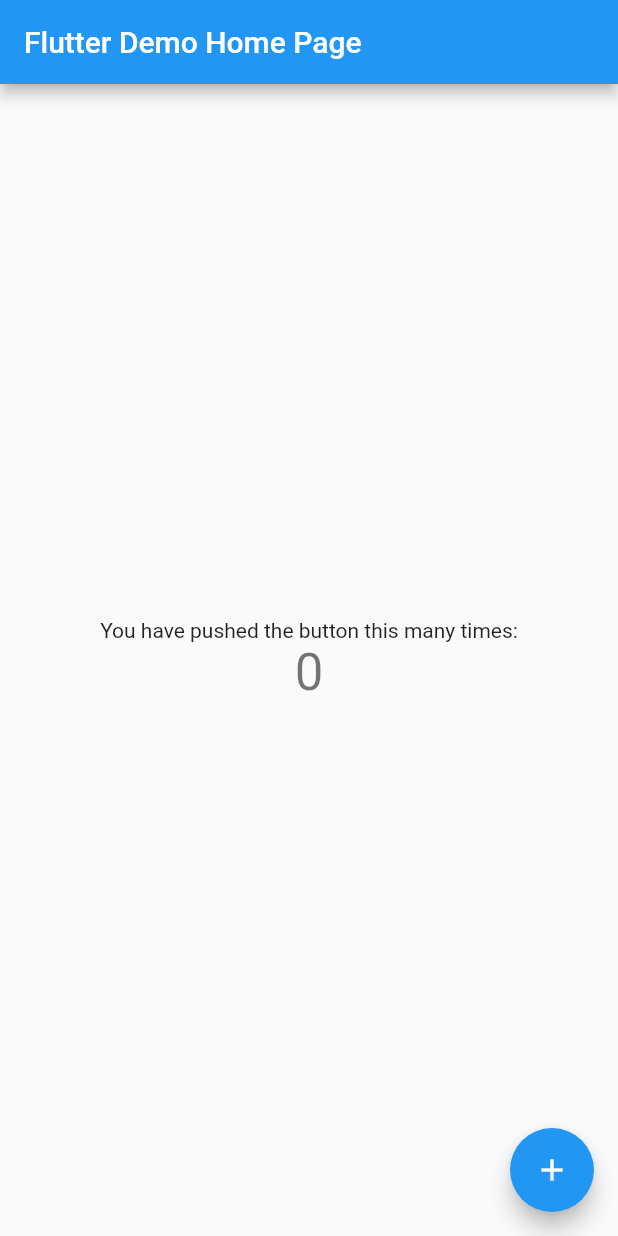
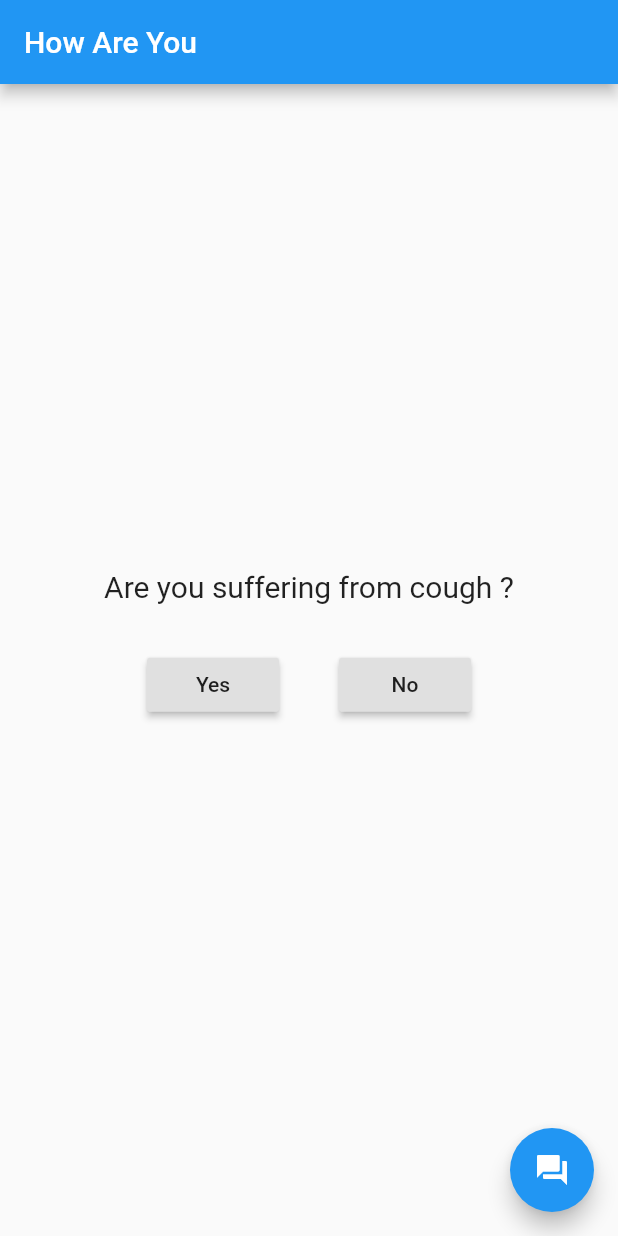
Before and after one commit to rahulok/hau, a Flutter app: the screen it shows after launch, on a phone screen of 412 x 824 dp. Run offline on Flutter 3.47's test engine with Material 2 defaults, Android fonts, the phone set to English and light mode, and no system bars.

Commit message:
Added different screens. But right now all is just static, ie hardcoded

```diff
--- a/lib/main.dart
+++ b/lib/main.dart
@@ -1,41 +1,25 @@
 import 'package:flutter/material.dart';
+import 'desc.dart';
+import 'outcome.dart';
+import 'yesnobutton.dart';
 
 void main() => runApp(MyApp());
 
 class MyApp extends StatelessWidget {
-  // This widget is the root of your application.
   @override
   Widget build(BuildContext context) {
     return MaterialApp(
-      title: 'Flutter Demo',
+      title: 'How are you',
       theme: ThemeData(
-        // This is the theme of your application.
-        //
-        // Try running your application with "flutter run". You'll see the
-        // application has a blue toolbar. Then, without quitting the app, try
-        // changing the primarySwatch below to Colors.green and then invoke
-        // "hot reload" (press "r" in the console where you ran "flutter run",
-        // or simply save your changes to "hot reload" in a Flutter IDE).
-        // Notice that the counter didn't reset back to zero; the application
-        // is not restarted.
         primarySwatch: Colors.blue,
       ),
-      home: MyHomePage(title: 'Flutter Demo Home Page'),
+      home: MyHomePage(title: 'How Are You'),
     );
   }
 }
 
 class MyHomePage extends StatefulWidget {
   MyHomePage({Key key, this.title}) : super(key: key);
-
-  // This widget is the home page of your application. It is stateful, meaning
-  // that it has a State object (defined below) that contains fields that affect
-  // how it looks.
-
-  // This class is the configuration for the state. It holds the values (in this
-  // case the title) provided by the parent (in this case the App widget) and
-  // used by the build method of the State. Fields in a Widget subclass are
-  // always marked "final".
 
   final String title;
 
@@ -44,68 +28,110 @@ class MyHomePage extends StatefulWidget {
 }
 
 class _MyHomePageState extends State<MyHomePage> {
-  int _counter = 0;
+  void changeToDescPage(BuildContext ctx) {
+    Navigator.of(ctx).push(
+      MaterialPageRoute(
+        builder: (_) {
+          return Description(
+              questions[counter]['dis'], questions[counter]['desc']);
+        },
+      ),
+    );
+  }
 
-  void _incrementCounter() {
-    setState(() {
-      // This call to setState tells the Flutter framework that something has
-      // changed in this State, which causes it to rerun the build method below
-      // so that the display can reflect the updated values. If we changed
-      // _counter without calling setState(), then the build method would not be
-      // called again, and so nothing would appear to happen.
-      _counter++;
-    });
+  void changeTofinalPage(BuildContext ctx) {
+    Navigator.of(ctx).push(
+      MaterialPageRoute(
+        builder: (_) {
+          return Outcome();
+        },
+      ),
+    );
+  }
+
+  String initialText = "Are you suffering from ";
+  List questions = [
+    {
+      'dis': 'cough',
+      'desc': 'Expel air from the lungs with a sudden sharp sound.',
+    },
+    {
+      'dis': 'fever',
+      'desc':
+          'An abnormally high body temperature, usually accompanied by shivering, headache, and in severe instances, delirium.'
+    },
+    {'dis': 'shortness of breath', 'desc': 'Shortness of breath'},
+    {
+      'dis': 'non-productive cough',
+      'desc':
+          'A nonproductive cough, also known as a dry cough, doesn\'t produce phlegm or mucus.'
+    },
+    {
+      'dis': 'chill',
+      'desc':
+          'An unpleasant feeling of coldness in the atmosphere, one\'s surroundings, or the body.'
+    },
+    {
+      'dis': 'wheezing',
+      'desc': 'Breathing with a whistling or rattling sound in the chest.'
+    },
+    {'dis': 'night sweat', 'desc': 'Sweating in the night.'},
+  ];
+
+  String theQuestionOnScreen = 'Are you suffering from cough ?';
+  int counter = 0;
+  void changeQuestion() {
+    if (counter < questions.length) {
+      if (counter == questions.length - 1) {
+        changeTofinalPage(context);
+      } else
+        setState(() {
+          theQuestionOnScreen =
+              initialText + questions[++counter]['dis'] + ' ?';
+          print('Counter is $counter');
+        });
+    }
   }
 
   @override
   Widget build(BuildContext context) {
-    // This method is rerun every time setState is called, for instance as done
-    // by the _incrementCounter method above.
-    //
-    // The Flutter framework has been optimized to make rerunning build methods
-    // fast, so that you can just rebuild anything that needs updating rather
-    // than having to individually change instances of widgets.
     return Scaffold(
       appBar: AppBar(
-        // Here we take the value from the MyHomePage object that was created by
-        // the App.build method, and use it to set our appbar title.
         title: Text(widget.title),
       ),
-      body: Center(
-        // Center is a layout widget. It takes a single child and positions it
-        // in the middle of the parent.
+      body: Container(
         child: Column(
-          // Column is also a layout widget. It takes a list of children and
-          // arranges them vertically. By default, it sizes itself to fit its
-          // children horizontally, and tries to be as tall as its parent.
-          //
-          // Invoke "debug painting" (press "p" in the console, choose the
-          // "Toggle Debug Paint" action from the Flutter Inspector in Android
-          // Studio, or the "Toggle Debug Paint" command in Visual Studio Code)
-          // to see the wireframe for each widget.
-          //
-          // Column has various properties to control how it sizes itself and
-          // how it positions its children. Here we use mainAxisAlignment to
-          // center the children vertically; the main axis here is the vertical
-          // axis because Columns are vertical (the cross axis would be
-          // horizontal).
           mainAxisAlignment: MainAxisAlignment.center,
           children: <Widget>[
-            Text(
-              'You have pushed the button this many times:',
+            Container(
+              margin: EdgeInsets.fromLTRB(0, 0, 0, 30),
+              child: Container(
+                padding: EdgeInsets.fromLTRB(30, 0, 30, 0),
+                child: Text(
+                  theQuestionOnScreen,
+                  style: TextStyle(
+                    fontSize: 20,
+                  ),
+                  textAlign: TextAlign.center,
+                ),
+              ),
             ),
-            Text(
-              '$_counter',
-              style: Theme.of(context).textTheme.display1,
+            Row(
+              mainAxisAlignment: MainAxisAlignment.center,
+              children: <Widget>[
+                YesNoButton("Yes", changeQuestion),
+                YesNoButton("No", changeQuestion),
+              ],
             ),
           ],
         ),
       ),
       floatingActionButton: FloatingActionButton(
-        onPressed: _incrementCounter,
-        tooltip: 'Increment',
-        child: Icon(Icons.add),
-      ), // This trailing comma makes auto-formatting nicer for build methods.
+        child: Icon(Icons.question_answer),
+        onPressed: () {
+          changeToDescPage(context);
+        },
+      ),
     );
   }
 }
--- /dev/null
+++ b/lib/yesnobutton.dart
@@ -0,0 +1,22 @@
+import 'package:flutter/material.dart';
+
+class YesNoButton extends StatelessWidget {
+  String yesorno;
+
+  Function changeQuestion;
+
+  YesNoButton(this.yesorno, this.changeQuestion);
+
+  @override
+  Widget build(BuildContext context) {
+    return Container(
+      margin: EdgeInsets.fromLTRB(20, 0, 20, 20),
+      child: RaisedButton(
+        child: Text(yesorno),
+        onPressed: () {
+          changeQuestion();
+        },
+      ),
+    );
+  }
+}
```
Also changed, not shown: lib/desc.dart (added, +17 -0 lines), lib/outcome.dart (added, +15 -0 lines).
